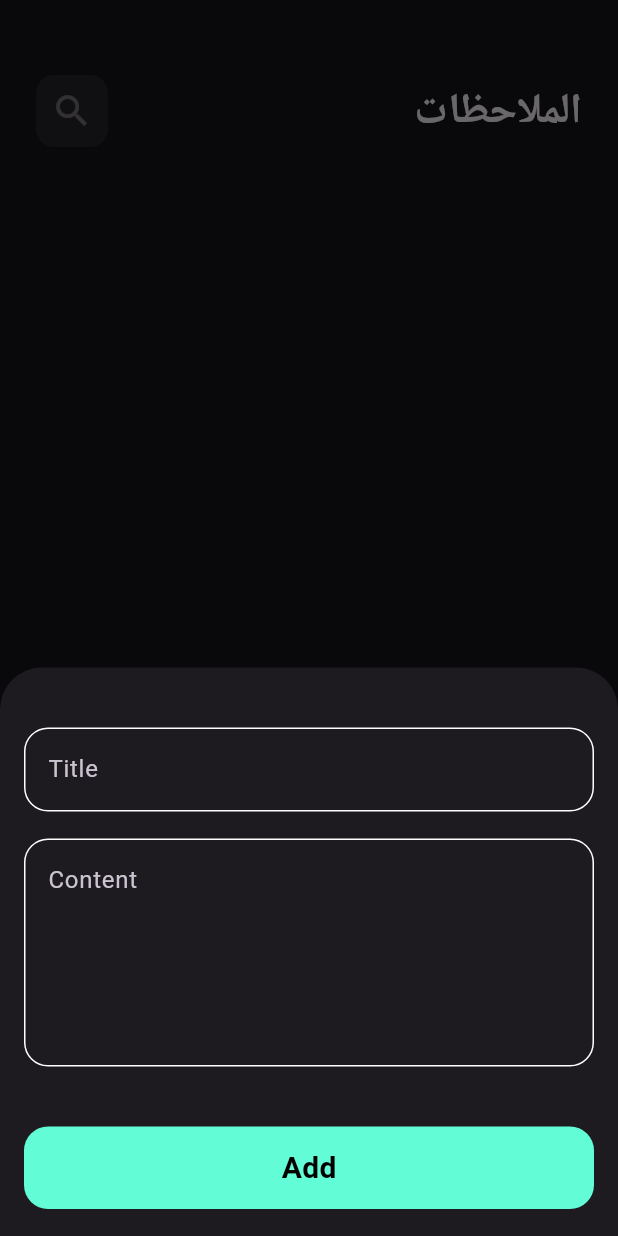
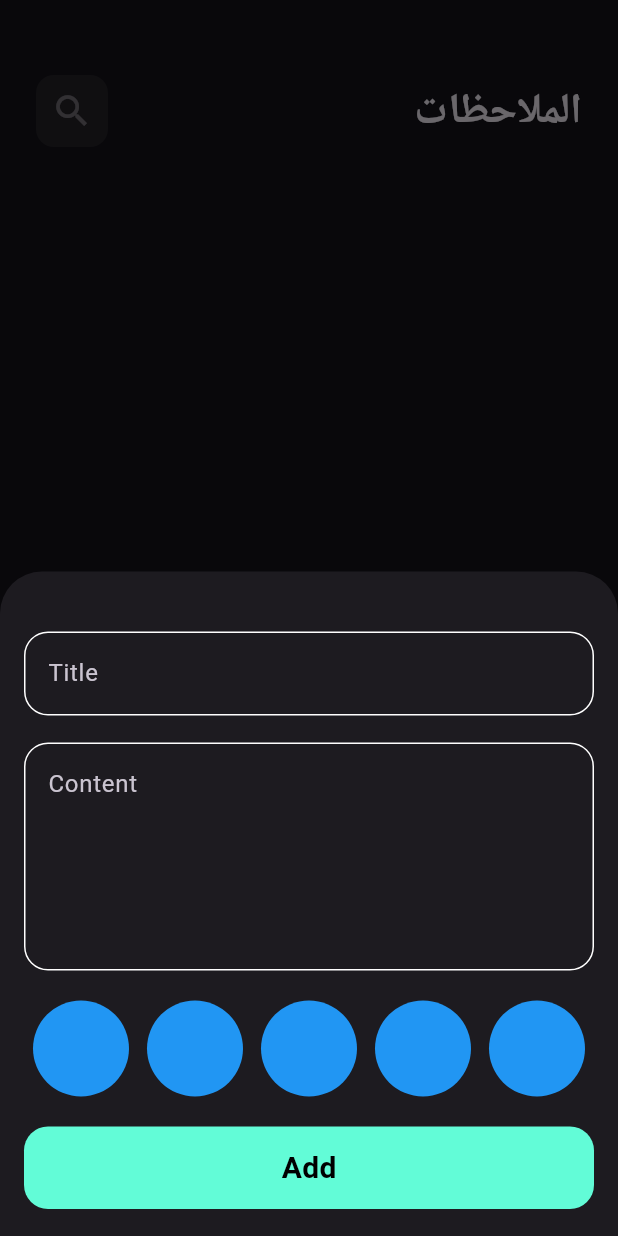
Before and after one commit to MohamedNaif/note_app, a Flutter app: the screen it shows after launch, after a tap on the "add" icon, on a phone screen of 412 x 824 dp. Run offline on Flutter 3.47's test engine with Material 3 defaults, Android fonts, the phone set to English and light mode, and no system bars; our stand-ins replace bloc, flutter_bloc, hive, hive_flutter; accounts and stored records are empty.

Commit message:
create color list and color item

```diff
--- a/lib/features/note_feature/presentation/views/widgets/add_note_form.dart
+++ b/lib/features/note_feature/presentation/views/widgets/add_note_form.dart
@@ -4,6 +4,7 @@ import 'package:intl/intl.dart';
 
 import '../../../cubits/add_note/add_note_cubit_cubit.dart';
 import '../../../model/note_model.dart';
+import 'color_list.dart';
 import 'custom_bttn.dart';
 import 'custom_text_field.dart';
 
@@ -45,7 +46,11 @@ class _AddNoteFormState extends State<AddNoteForm> {
               hint: 'Content',
               maxLines: 5),
           const SizedBox(
-            height: 40,
+            height: 20,
+          ),
+          const ColorList(),
+          const SizedBox(
+            height: 20,
           ),
           BlocBuilder<AddNoteCubit, AddNoteCubitState>(
             builder: (context, state) {
@@ -56,7 +61,8 @@ class _AddNoteFormState extends State<AddNoteForm> {
                     _formKey.currentState!.save();
 
                     var currentDate = DateTime.now();
-                    var formattedDate = DateFormat('yyyy-MM-dd').format(currentDate);
+                    var formattedDate =
+                        DateFormat('yyyy-MM-dd').format(currentDate);
                     var noteModel = NoteModel(
                         title: title!,
                         content: content!,
--- /dev/null
+++ b/lib/features/note_feature/presentation/views/widgets/color_item.dart
@@ -0,0 +1,16 @@
+import 'package:flutter/material.dart';
+
+class ColorItem extends StatelessWidget {
+  const ColorItem({super.key});
+
+  @override
+  Widget build(BuildContext context) {
+    return const Padding(
+      padding: EdgeInsets.symmetric(horizontal: 6),
+      child: CircleAvatar(
+        radius: 32,
+        backgroundColor: Colors.blue,
+      ),
+    );
+  }
+}
--- /dev/null
+++ b/lib/features/note_feature/presentation/views/widgets/color_list.dart
@@ -0,0 +1,22 @@
+
+
+
+import 'package:flutter/material.dart';
+import 'package:note_app/features/note_feature/presentation/views/widgets/color_item.dart';
+
+class ColorList extends StatelessWidget {
+  const ColorList({super.key});
+
+  @override
+  Widget build(BuildContext context) {
+    return SizedBox(
+      height: 32 * 2,
+      child: ListView.builder(
+          itemCount: 5,
+          scrollDirection: Axis.horizontal,
+          itemBuilder: (context, index) {
+            return const ColorItem();
+          }),
+    );
+  }
+}
```
